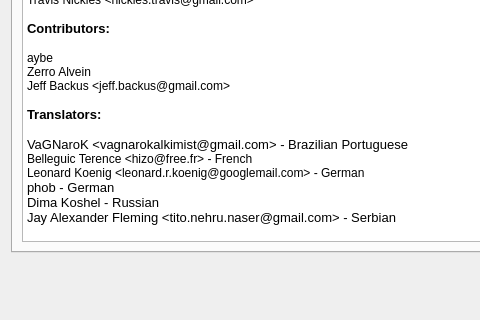
Before: the Qt Designer form src/aboutdialog.ui in AntiMicroX/antimicrox, drawn with Qt 5; both pictures show x 0 to 480 and y 160 to 480 of the 640 by 480 pixel window.
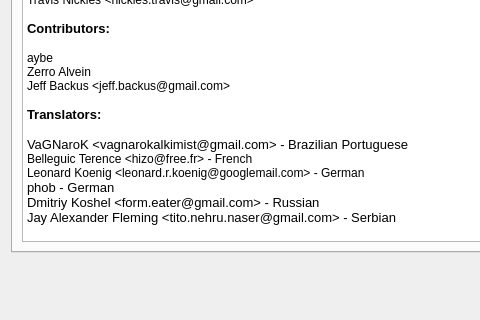
After: the same form once the commit is applied. Icons and pictures are not drawn.

The edit to the form file:
```diff
--- a/src/aboutdialog.ui
+++ b/src/aboutdialog.ui
@@ -148,7 +148,7 @@
 &lt;p style=&quot; margin-top:0px; margin-bottom:0px; margin-left:0px; margin-right:0px; -qt-block-indent:0; text-indent:0px;&quot;&gt;&lt;span style=&quot; font-family:'DejaVu Sans'; font-size:9pt;&quot;&gt;Belleguic Terence &amp;lt;hizo@free.fr&amp;gt; - French&lt;/span&gt;&lt;/p&gt;
 &lt;p style=&quot; margin-top:0px; margin-bottom:0px; margin-left:0px; margin-right:0px; -qt-block-indent:0; text-indent:0px;&quot;&gt;&lt;span style=&quot; font-family:'DejaVu Sans'; font-size:9pt;&quot;&gt;Leonard Koenig &amp;lt;leonard.r.koenig@googlemail.com&amp;gt; - German&lt;/span&gt;&lt;/p&gt;
 &lt;p style=&quot; margin-top:0px; margin-bottom:0px; margin-left:0px; margin-right:0px; -qt-block-indent:0; text-indent:0px;&quot;&gt;phob - German&lt;/p&gt;
-&lt;p style=&quot; margin-top:0px; margin-bottom:0px; margin-left:0px; margin-right:0px; -qt-block-indent:0; text-indent:0px;&quot;&gt;Dima Koshel - Russian&lt;/p&gt;
+&lt;p style=&quot; margin-top:0px; margin-bottom:0px; margin-left:0px; margin-right:0px; -qt-block-indent:0; text-indent:0px;&quot;&gt;Dmitriy Koshel &amp;lt;form.eater@gmail.com&amp;gt; - Russian&lt;/p&gt;
 &lt;p style=&quot; margin-top:0px; margin-bottom:0px; margin-left:0px; margin-right:0px; -qt-block-indent:0; text-indent:0px;&quot;&gt;Jay Alexander Fleming &amp;lt;tito.nehru.naser@gmail.com&amp;gt; - Serbian&lt;/p&gt;
 &lt;p style=&quot;-qt-paragraph-type:empty; margin-top:0px; margin-bottom:0px; margin-left:0px; margin-right:0px; -qt-block-indent:0; text-indent:0px;&quot;&gt;&lt;br /&gt;&lt;/p&gt;&lt;/body&gt;&lt;/html&gt;</string>
          </property>
```
